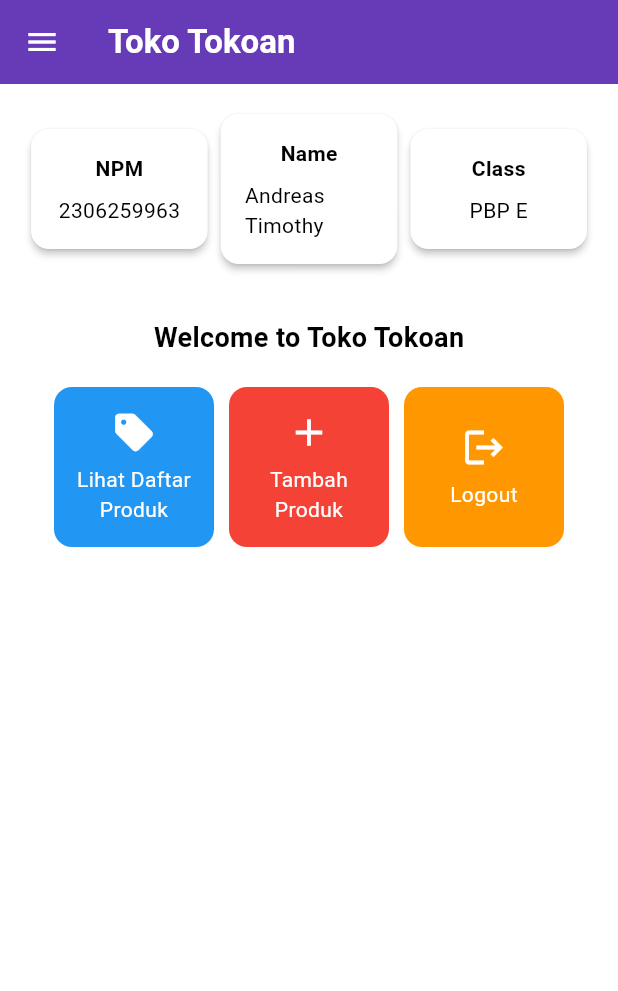
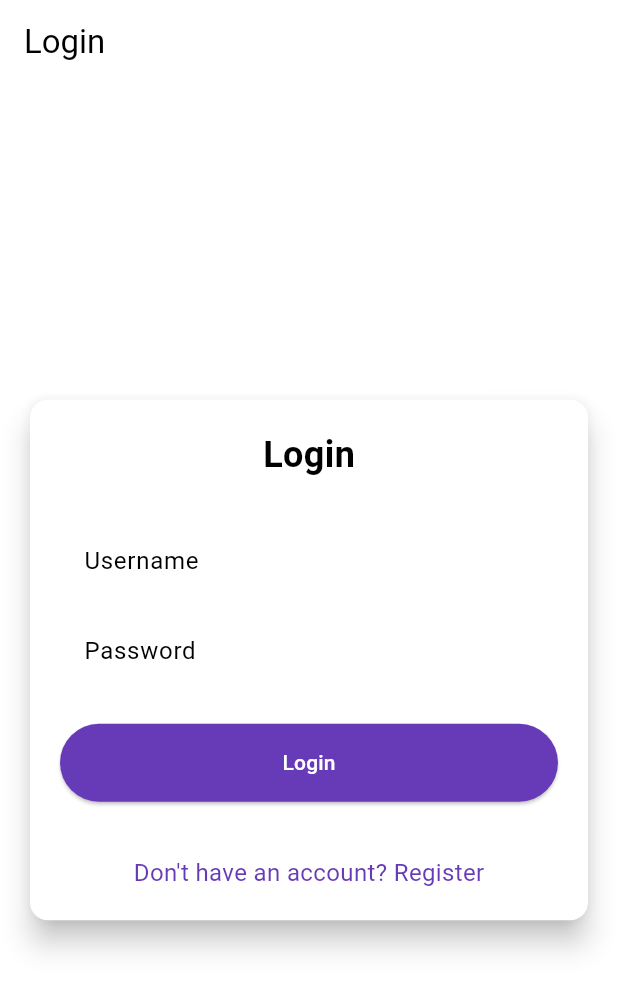
Before and after one commit to andreast12/toko-tokoan-mobile, a Flutter app: the screen it shows after launch, on a phone screen of 412 x 824 dp. Shown: the top 991 px of the screen. Run offline on Flutter 3.47's test engine with Material 3 defaults, Android fonts, the phone set to English and light mode, and no system bars; missing offline and left inert: pbp_django_auth.

Commit message:
selesai tugas 9

```diff
--- a/lib/main.dart
+++ b/lib/main.dart
@@ -1,5 +1,7 @@
 import 'package:flutter/material.dart';
-import 'package:toko_tokoan/screens/menu.dart';
+import 'package:pbp_django_auth/pbp_django_auth.dart';
+import 'package:provider/provider.dart';
+import 'package:toko_tokoan/screens/login.dart';
 
 void main() {
   runApp(const MyApp());
@@ -11,29 +13,19 @@
   // This widget is the root of your application.
   @override
   Widget build(BuildContext context) {
-    return MaterialApp(
-        title: 'Flutter Demo',
+    return Provider(
+        create: (_) {
+          CookieRequest request = CookieRequest();
+          return request;
+        },
+        child: MaterialApp(
+            title: 'Toko Tokoan',
             theme: ThemeData(
-          // This is the theme of your application.
-          //
-          // TRY THIS: Try running your application with "flutter run". You'll see
-          // the application has a purple toolbar. Then, without quitting the app,
-          // try changing the seedColor in the colorScheme below to Colors.green
-          // and then invoke "hot reload" (save your changes or press the "hot
-          // reload" button in a Flutter-supported IDE, or press "r" if you used
-          // the command line to start the app).
-          //
-          // Notice that the counter didn't reset back to zero; the application
-          // state is not lost during the reload. To reset the state, use hot
-          // restart instead.
-          //
-          // This works for code too, not just values: Most code changes can be
-          // tested with just a hot reload.
               colorScheme: ColorScheme.fromSwatch(
                 primarySwatch: Colors.deepPurple,
               ).copyWith(secondary: Colors.deepPurple[400]),
               useMaterial3: true,
             ),
-        home: MyHomePage());
+            home: const LoginPage()));
   }
 }
--- /dev/null
+++ b/lib/screens/login.dart
@@ -0,0 +1,182 @@
+import 'package:toko_tokoan/screens/menu.dart';
+import 'package:flutter/material.dart';
+import 'package:pbp_django_auth/pbp_django_auth.dart';
+import 'package:provider/provider.dart';
+// TODO: Import halaman RegisterPage jika sudah dibuat
+import 'package:toko_tokoan/screens/register.dart';
+
+void main() {
+  runApp(const LoginApp());
+}
+
+class LoginApp extends StatelessWidget {
+  const LoginApp({super.key});
+
+  @override
+  Widget build(BuildContext context) {
+    return MaterialApp(
+      title: 'Login',
+      theme: ThemeData(
+        useMaterial3: true,
+        colorScheme: ColorScheme.fromSwatch(
+          primarySwatch: Colors.deepPurple,
+        ).copyWith(secondary: Colors.deepPurple[400]),
+      ),
+      home: const LoginPage(),
+    );
+  }
+}
+
+class LoginPage extends StatefulWidget {
+  const LoginPage({super.key});
+
+  @override
+  State<LoginPage> createState() => _LoginPageState();
+}
+
+class _LoginPageState extends State<LoginPage> {
+  final TextEditingController _usernameController = TextEditingController();
+  final TextEditingController _passwordController = TextEditingController();
+
+  @override
+  Widget build(BuildContext context) {
+    final request = context.watch<CookieRequest>();
+
+    return Scaffold(
+      appBar: AppBar(
+        title: const Text('Login'),
+      ),
+      body: Center(
+        child: SingleChildScrollView(
+          padding: const EdgeInsets.all(16.0),
+          child: Card(
+            elevation: 8,
+            shape: RoundedRectangleBorder(
+              borderRadius: BorderRadius.circular(12.0),
+            ),
+            child: Padding(
+              padding: const EdgeInsets.all(20.0),
+              child: Column(
+                mainAxisSize: MainAxisSize.min,
+                children: [
+                  const Text(
+                    'Login',
+                    style: TextStyle(
+                      fontSize: 24.0,
+                      fontWeight: FontWeight.bold,
+                    ),
+                  ),
+                  const SizedBox(height: 30.0),
+                  TextField(
+                    controller: _usernameController,
+                    decoration: const InputDecoration(
+                      labelText: 'Username',
+                      hintText: 'Enter your username',
+                      border: OutlineInputBorder(
+                        borderRadius: BorderRadius.all(Radius.circular(12.0)),
+                      ),
+                      contentPadding:
+                          EdgeInsets.symmetric(horizontal: 12.0, vertical: 8.0),
+                    ),
+                  ),
+                  const SizedBox(height: 12.0),
+                  TextField(
+                    controller: _passwordController,
+                    decoration: const InputDecoration(
+                      labelText: 'Password',
+                      hintText: 'Enter your password',
+                      border: OutlineInputBorder(
+                        borderRadius: BorderRadius.all(Radius.circular(12.0)),
+                      ),
+                      contentPadding:
+                          EdgeInsets.symmetric(horizontal: 12.0, vertical: 8.0),
+                    ),
+                    obscureText: true,
+                  ),
+                  const SizedBox(height: 24.0),
+                  ElevatedButton(
+                    onPressed: () async {
+                      String username = _usernameController.text;
+                      String password = _passwordController.text;
+
+                      // Cek kredensial
+                      // TODO: Ganti URL dan jangan lupa tambahkan trailing slash (/) di akhir URL!
+                      // Untuk menyambungkan Android emulator dengan Django pada localhost,
+                      // gunakan URL http://10.0.2.2/
+                      final response = await request
+                          .login("http://127.0.0.1:8000/auth/login/", {
+                        'username': username,
+                        'password': password,
+                      });
+
+                      if (request.loggedIn) {
+                        String message = response['message'];
+                        String uname = response['username'];
+                        if (context.mounted) {
+                          Navigator.pushReplacement(
+                            context,
+                            MaterialPageRoute(
+                                builder: (context) => MyHomePage()),
+                          );
+                          ScaffoldMessenger.of(context)
+                            ..hideCurrentSnackBar()
+                            ..showSnackBar(
+                              SnackBar(
+                                  content:
+                                      Text("$message Selamat datang, $uname.")),
+                            );
+                        }
+                      } else {
+                        if (context.mounted) {
+                          showDialog(
+                            context: context,
+                            builder: (context) => AlertDialog(
+                              title: const Text('Login Gagal'),
+                              content: Text(response['message']),
+                              actions: [
+                                TextButton(
+                                  child: const Text('OK'),
+                                  onPressed: () {
+                                    Navigator.pop(context);
+                                  },
+                                ),
+                              ],
+                            ),
+                          );
+                        }
+                      }
+                    },
+                    style: ElevatedButton.styleFrom(
+                      foregroundColor: Colors.white,
+                      minimumSize: const Size(double.infinity, 50),
+                      backgroundColor: Theme.of(context).colorScheme.primary,
+                      padding: const EdgeInsets.symmetric(vertical: 16.0),
+                    ),
+                    child: const Text('Login'),
+                  ),
+                  const SizedBox(height: 36.0),
+                  GestureDetector(
+                    onTap: () {
+                      Navigator.push(
+                        context,
+                        MaterialPageRoute(
+                            builder: (context) => const RegisterPage()),
+                      );
+                    },
+                    child: Text(
+                      'Don\'t have an account? Register',
+                      style: TextStyle(
+                        color: Theme.of(context).colorScheme.primary,
+                        fontSize: 16.0,
+                      ),
+                    ),
+                  ),
+                ],
+              ),
+            ),
+          ),
+        ),
+      ),
+    );
+  }
+}
--- a/pubspec.yaml
+++ b/pubspec.yaml
@@ -35,6 +35,9 @@
   # The following adds the Cupertino Icons font to your application.
   # Use with the CupertinoIcons class for iOS style icons.
   cupertino_icons: ^1.0.8
+  provider: ^6.1.2
+  pbp_django_auth: ^0.4.0
+  http: ^1.2.2
 
 dev_dependencies:
   flutter_test:
```
Also changed, not shown: lib/models/product.dart (added, +63 -0 lines), lib/screens/list_product.dart (added, +108 -0 lines), lib/screens/product_form.dart (+37 -27 lines), lib/screens/product_item.dart (added, +61 -0 lines), lib/screens/register.dart (added, +166 -0 lines), lib/widgets/left_drawer.dart (+13 -1 lines), lib/widgets/product_card.dart (+35 -1 lines), pubspec.lock, 3 other files. Lines whose indentation alone changed are shown as unchanged.
